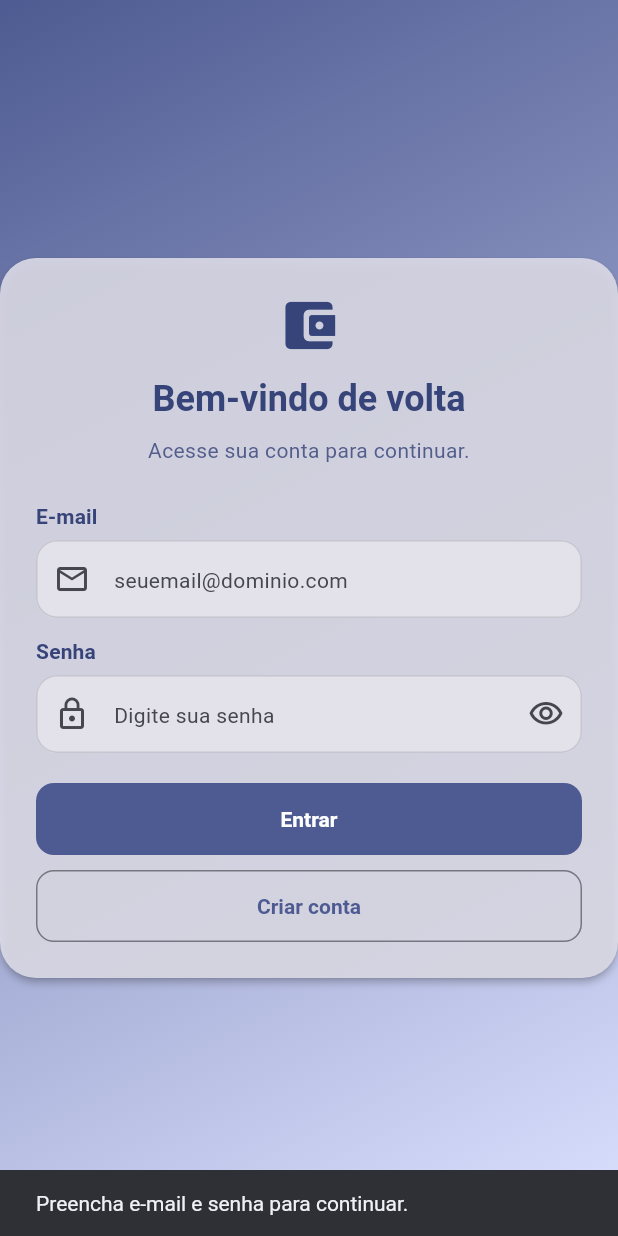
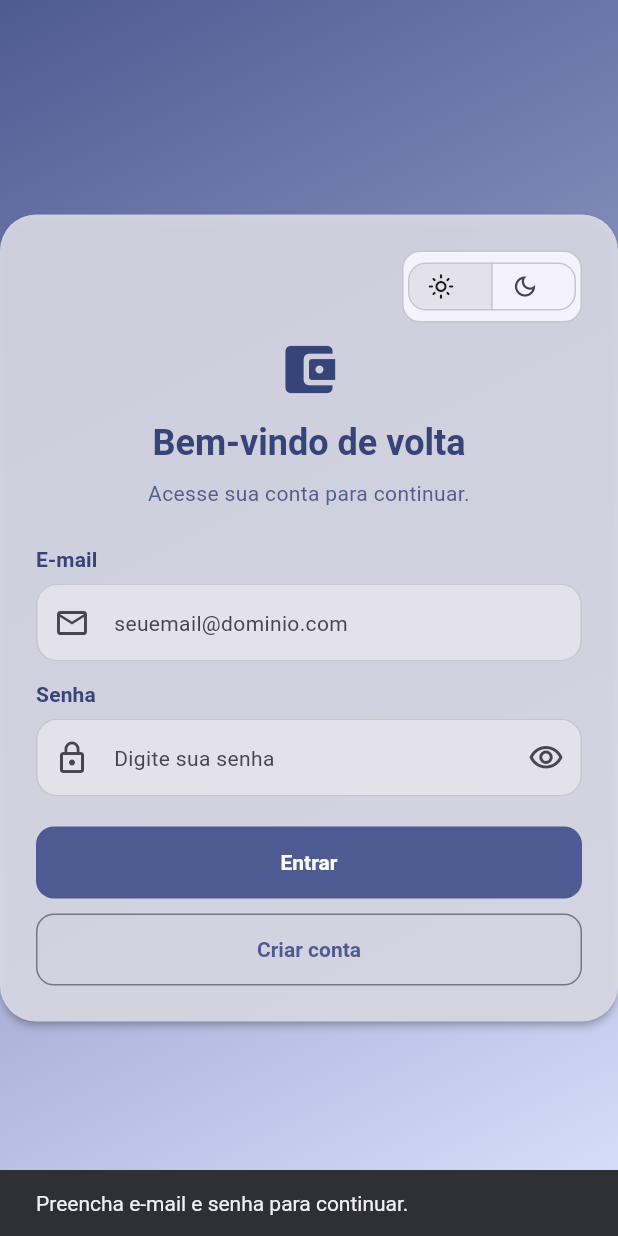
Before and after one commit to devCarlosHenSil/financas-inteligentes, a Flutter app: the screen it shows after launch, after a tap on "Entrar", on a phone screen of 412 x 824 dp. Run offline on Flutter 3.47's test engine with Material 3 defaults, Android fonts, the phone set to English and light mode, and no system bars; our stand-ins replace cloud_firestore, csv, file_picker, firebase_auth, firebase_core, fl_chart and 4 more; accounts and stored records are empty.

Commit message:
feat dakmode and light mode

```diff
--- a/lib/main.dart
+++ b/lib/main.dart
@@ -4,6 +4,8 @@ import 'package:flutter/foundation.dart';
 import 'package:financas_inteligentes/screens/login_screen.dart';
 import 'package:financas_inteligentes/screens/dashboard_screen.dart';
 import 'package:financas_inteligentes/theme/app_theme.dart';
+import 'package:financas_inteligentes/theme/theme_controller.dart';
+import 'package:shared_preferences/shared_preferences.dart';
 import 'firebase_options.dart';
 
 Future<void> main() async {
@@ -16,7 +18,18 @@ Future<void> main() async {
     startupError = error.toString();
   }
 
-  runApp(MyApp(startupError: startupError));
+  final prefs = await SharedPreferences.getInstance();
+  final themeController = ThemeController(
+    prefs: prefs,
+    initialMode: ThemeController.resolveThemeMode(prefs),
+  );
+
+  runApp(
+    ThemeScope(
+      controller: themeController,
+      child: MyApp(startupError: startupError),
+    ),
+  );
 }
 
 class MyApp extends StatelessWidget {
@@ -27,12 +40,13 @@ class MyApp extends StatelessWidget {
   @override
   Widget build(BuildContext context) {
     final hasStartupError = startupError != null && startupError!.isNotEmpty;
+    final themeController = ThemeScope.of(context);
 
     return MaterialApp(
       title: 'Finanças Inteligentes',
       theme: AppTheme.light(),
       darkTheme: AppTheme.dark(),
-      themeMode: ThemeMode.system,
+      themeMode: themeController.mode,
       home: hasStartupError
           ? _StartupErrorScreen(message: startupError!)
           : const LoginScreen(),
--- a/lib/screens/dashboard_screen.dart
+++ b/lib/screens/dashboard_screen.dart
@@ -5,6 +5,7 @@ import 'package:financas_inteligentes/screens/investments_screen.dart';
 import 'package:financas_inteligentes/screens/shopping_list_screen.dart';
 import 'package:financas_inteligentes/screens/transactions_screen.dart';
 import 'package:financas_inteligentes/services/firestore_service.dart';
+import 'package:financas_inteligentes/widgets/theme_mode_toggle.dart';
 import 'package:firebase_auth/firebase_auth.dart';
 import 'package:fl_chart/fl_chart.dart';
 import 'package:flutter/material.dart';
@@ -576,6 +577,11 @@ class DashboardScreenState extends State<DashboardScreen> {
                 if (_isLoading)
                   const LinearProgressIndicator(minHeight: 2),
                 const SizedBox(height: 8),
+                const Align(
+                  alignment: Alignment.centerRight,
+                  child: ThemeModeToggle(compact: true),
+                ),
+                const SizedBox(height: 8),
                 _buildPremiumHeader(saldo),
                 const SizedBox(height: 10),
                 Expanded(
--- a/lib/screens/investments_screen.dart
+++ b/lib/screens/investments_screen.dart
@@ -10,6 +10,7 @@ import 'package:file_picker/file_picker.dart';
 import 'package:financas_inteligentes/services/api_service.dart';
 import 'package:financas_inteligentes/services/firestore_service.dart';
 import 'package:financas_inteligentes/services/import_service.dart';
+import 'package:financas_inteligentes/widgets/theme_mode_toggle.dart';
 import 'package:fl_chart/fl_chart.dart';
 import 'package:flutter/material.dart';
 import 'package:flutter/services.dart';
@@ -2522,6 +2523,8 @@ class InvestmentsScreenState extends State<InvestmentsScreen> {
                             ),
                           ),
                         ),
+                        const ThemeModeToggle(compact: true),
+                        const SizedBox(width: 8),
                         IconButton(
                           onPressed: _refreshMarketData,
                           icon: const Icon(Icons.refresh),
--- a/lib/screens/login_screen.dart
+++ b/lib/screens/login_screen.dart
@@ -1,5 +1,6 @@
 import 'package:firebase_auth/firebase_auth.dart';
 import 'package:flutter/material.dart';
+import 'package:financas_inteligentes/widgets/theme_mode_toggle.dart';
 
 class LoginScreen extends StatefulWidget {
   const LoginScreen({super.key});
@@ -126,6 +127,11 @@ class LoginScreenState extends State<LoginScreen> {
                     mainAxisSize: MainAxisSize.min,
                     crossAxisAlignment: CrossAxisAlignment.stretch,
                     children: [
+                      const Align(
+                        alignment: Alignment.centerRight,
+                        child: ThemeModeToggle(compact: true),
+                      ),
+                      const SizedBox(height: 10),
                       Icon(
                         Icons.account_balance_wallet_rounded,
                         color: colorScheme.onPrimaryContainer,
--- a/lib/screens/shopping_list_screen.dart
+++ b/lib/screens/shopping_list_screen.dart
@@ -1,5 +1,6 @@
 import 'package:financas_inteligentes/models/shopping_item_model.dart';
 import 'package:financas_inteligentes/services/firestore_service.dart';
+import 'package:financas_inteligentes/widgets/theme_mode_toggle.dart';
 import 'package:flutter/material.dart';
 import 'package:flutter_masked_text2/flutter_masked_text2.dart';
 import 'package:geocoding/geocoding.dart';
@@ -405,6 +406,11 @@ class ShoppingListScreenState extends State<ShoppingListScreen> {
                 return Column(
                   crossAxisAlignment: CrossAxisAlignment.start,
                   children: [
+                    const Align(
+                      alignment: Alignment.centerRight,
+                      child: ThemeModeToggle(compact: true),
+                    ),
+                    const SizedBox(height: 8),
                     Row(
                       children: [
                         Expanded(
--- a/lib/screens/transactions_screen.dart
+++ b/lib/screens/transactions_screen.dart
@@ -1,5 +1,6 @@
 import 'package:financas_inteligentes/models/transaction_model.dart';
 import 'package:financas_inteligentes/services/firestore_service.dart';
+import 'package:financas_inteligentes/widgets/theme_mode_toggle.dart';
 import 'package:flutter/material.dart';
 import 'package:flutter_masked_text2/flutter_masked_text2.dart';
 import 'package:intl/intl.dart';
@@ -455,6 +456,11 @@ class TransactionsScreenState extends State<TransactionsScreen> {
 
                     return Column(
                       children: [
+                        const Align(
+                          alignment: Alignment.centerRight,
+                          child: ThemeModeToggle(compact: true),
+                        ),
+                        const SizedBox(height: 8),
                         _buildHeader(),
                         const SizedBox(height: 10),
                         _buildSummary(data),
--- /dev/null
+++ b/lib/theme/theme_controller.dart
@@ -0,0 +1,57 @@
+import 'package:flutter/material.dart';
+import 'package:shared_preferences/shared_preferences.dart';
+
+class ThemeController extends ChangeNotifier {
+  ThemeController({
+    required SharedPreferences prefs,
+    required ThemeMode initialMode,
+  })  : _prefs = prefs,
+        _mode = initialMode;
+
+  static const String _storageKey = 'theme_mode';
+
+  final SharedPreferences _prefs;
+  ThemeMode _mode;
+
+  ThemeMode get mode => _mode;
+  bool get isDark => _mode == ThemeMode.dark;
+
+  static ThemeMode resolveThemeMode(SharedPreferences prefs) {
+    final value = prefs.getString(_storageKey);
+    switch (value) {
+      case 'dark':
+        return ThemeMode.dark;
+      case 'light':
+      default:
+        return ThemeMode.light;
+    }
+  }
+
+  void setMode(ThemeMode mode) {
+    if (mode == _mode) return;
+    if (mode == ThemeMode.system) {
+      mode = ThemeMode.light;
+    }
+    _mode = mode;
+    _prefs.setString(_storageKey, mode == ThemeMode.dark ? 'dark' : 'light');
+    notifyListeners();
+  }
+
+  void toggle() {
+    setMode(isDark ? ThemeMode.light : ThemeMode.dark);
+  }
+}
+
+class ThemeScope extends InheritedNotifier<ThemeController> {
+  const ThemeScope({
+    super.key,
+    required ThemeController controller,
+    required super.child,
+  }) : super(notifier: controller);
+
+  static ThemeController of(BuildContext context) {
+    final scope = context.dependOnInheritedWidgetOfExactType<ThemeScope>();
+    assert(scope != null, 'ThemeScope not found in widget tree.');
+    return scope!.notifier!;
+  }
+}
--- /dev/null
+++ b/lib/widgets/theme_mode_toggle.dart
@@ -0,0 +1,57 @@
+import 'package:financas_inteligentes/theme/theme_controller.dart';
+import 'package:flutter/material.dart';
+
+class ThemeModeToggle extends StatelessWidget {
+  const ThemeModeToggle({super.key, this.compact = false});
+
+  final bool compact;
+
+  @override
+  Widget build(BuildContext context) {
+    final controller = ThemeScope.of(context);
+    final effectiveMode =
+        controller.mode == ThemeMode.dark ? ThemeMode.dark : ThemeMode.light;
+
+    final content = SegmentedButton<ThemeMode>(
+      segments: const [
+        ButtonSegment(
+          value: ThemeMode.light,
+          label: SizedBox.shrink(),
+          icon: Icon(Icons.light_mode_outlined),
+        ),
+        ButtonSegment(
+          value: ThemeMode.dark,
+          label: SizedBox.shrink(),
+          icon: Icon(Icons.dark_mode_outlined),
+        ),
+      ],
+      selected: {effectiveMode},
+      onSelectionChanged: (value) => controller.setMode(value.first),
+      showSelectedIcon: false,
+      style: compact
+          ? ButtonStyle(
+              visualDensity: VisualDensity.compact,
+              padding: WidgetStateProperty.all(
+                const EdgeInsets.symmetric(horizontal: 8, vertical: 6),
+              ),
+            )
+          : null,
+    );
+
+    if (!compact) return content;
+
+    final colorScheme = Theme.of(context).colorScheme;
+
+    return DecoratedBox(
+      decoration: BoxDecoration(
+        color: colorScheme.surfaceContainerLow,
+        borderRadius: BorderRadius.circular(12),
+        border: Border.all(color: colorScheme.outlineVariant),
+      ),
+      child: Padding(
+        padding: const EdgeInsets.all(4),
+        child: content,
+      ),
+    );
+  }
+}
```
